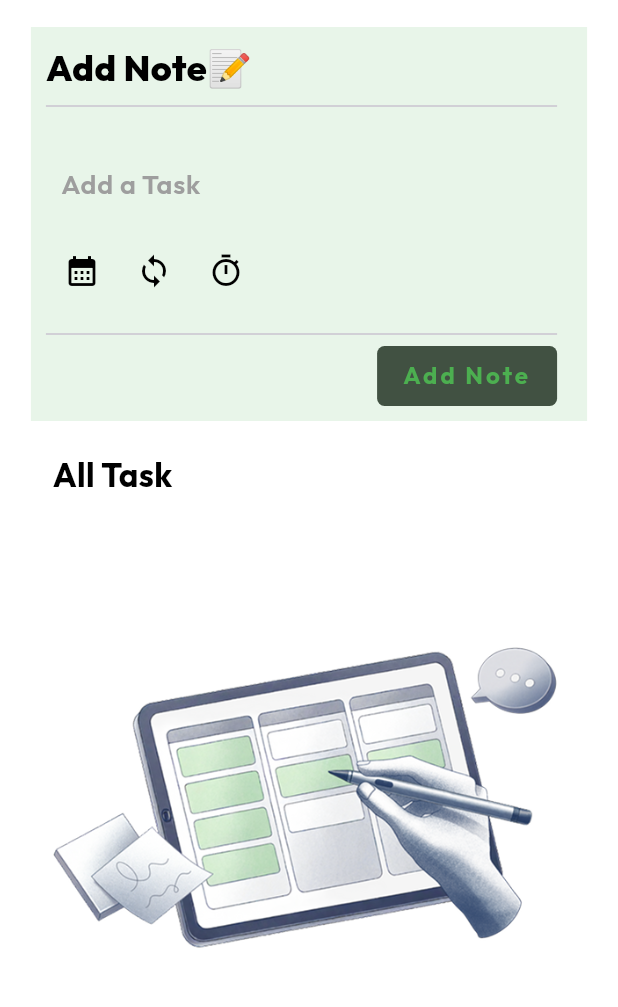
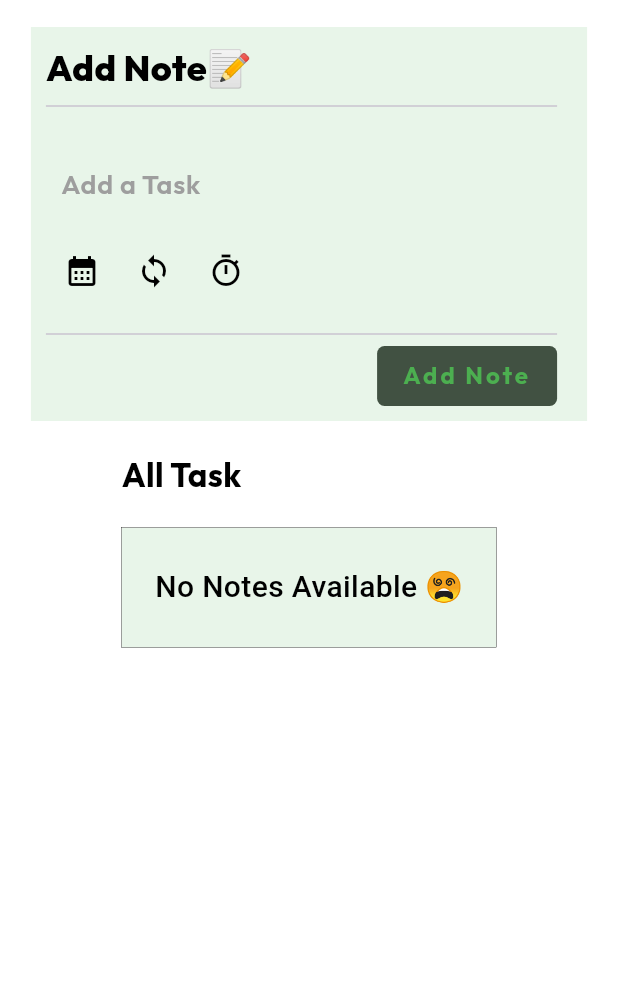
Before and after one commit to aatmanrishi/new_quad_todoapp, a Flutter app: the screen it shows after launch, on a phone screen of 412 x 824 dp, the part 80-1087 px from its top. Run offline on Flutter 3.47's test engine with Material 3 defaults, Android fonts, the phone set to English and light mode, and no system bars; our stand-ins replace fl_chart, get, table_calendar; missing offline and left inert: alert_info.

Commit message:
Updating images

```diff
--- a/lib/Components/ContentDisplaySection.dart
+++ b/lib/Components/ContentDisplaySection.dart
@@ -1,7 +1,6 @@
 import 'package:flutter/material.dart';
-import 'package:get/get.dart';
+
 import 'package:new_quad_todoapp/Components/DataDisplaySection.dart';
-import 'package:new_quad_todoapp/UiController/UiController.dart';
 
 class ContentDisplaySection extends StatelessWidget {
   const ContentDisplaySection({super.key});
@@ -11,7 +10,6 @@
     return Container(
       height: MediaQuery.of(context).size.height,
       padding: EdgeInsets.fromLTRB(
-
         MediaQuery.of(context).size.width < 800 ? 20.0 : 20,
         20,
         MediaQuery.of(context).size.width < 550 ? 20.0 : 60,
--- a/lib/Components/DataDisplaySection.dart
+++ b/lib/Components/DataDisplaySection.dart
@@ -20,7 +20,12 @@
               uiController.tasksData.isEmpty) {
             return SizedBox();
           } else {
-            return Text(
+            return Column(
+              crossAxisAlignment: MediaQuery.of(context).size.width > 300
+                  ? CrossAxisAlignment.start
+                  : CrossAxisAlignment.center,
+              children: [
+                Text(
                   "${uiController.taskArray[uiController.taskIndex.value][uiController.taskArray[uiController.taskIndex.value].keys.toList()[1]]}",
                   style: TextStyle(
                       fontFamily: 'Outfit',
@@ -29,6 +34,32 @@
                           : Colors.black,
                       fontWeight: FontWeight.bold,
                       fontSize: 22),
+                ),
+                SizedBox(
+                  height: 120,
+                  width: 250,
+                  child: Container(
+                    margin: EdgeInsets.symmetric(vertical: 20),
+                    decoration: BoxDecoration(
+                        color: uiController.isDarkMode.value == false
+                            ? Colors.green[50]
+                            : Color(0xFF232323),
+                        border: Border.all(color: Colors.black, width: 0.25)),
+                    padding: EdgeInsets.all(20),
+                    child: Center(
+                      child: Text(
+                        "No Notes Available 😵",
+                        style: TextStyle(
+                            fontSize: 20,
+                            fontWeight: FontWeight.w500,
+                            color: uiController.isDarkMode.value == false
+                                ? Colors.black
+                                : Colors.white),
+                      ),
+                    ),
+                  ),
+                )
+              ],
             );
           }
         }),
@@ -98,78 +129,6 @@
             return SizedBox();
           }
         }),
-
-        // Add Image if no tasks for the current taskIndex
-        Obx(() {
-          // Check if there are no tasks for the corresponding taskIndex
-          if (uiController.taskIndex.value == 0 &&
-              uiController.tasksData.isEmpty) {
-            return Column(
-              children: [
-                Image.asset(
-                  'assets/Kanban planning board on tablet.png',
-                  height: 300, // Set the image height to 300px
-                  width: double.infinity,
-                  fit: BoxFit
-                      .cover, // Optional: Use this to scale the image to fit the container
-                ),
-                SizedBox(height: 15),
-              ],
-            );
-          } else if (uiController.taskIndex.value == 1 &&
-              uiController.completeData.isEmpty) {
-            return Column(
-              children: [
-                Image.asset(
-                  'assets/Kanban planning board on tablet.png',
-                  height: 300,
-                  width: double.infinity,
-                  fit: BoxFit.cover,
-                ),
-                SizedBox(height: 15),
-              ],
-            );
-          } else if (uiController.taskIndex.value == 2 &&
-              uiController.tasksData
-                  .where((task) => task.isImportant)
-                  .isEmpty) {
-            return Column(
-              children: [
-                SizedBox(
-                  height: 300,
-                  width: 300,
-                  child: Image.asset(
-                    'assets/Kanban planning board on tablet.png',
-                    height: 300,
-                    width: 300,
-                    fit: BoxFit.cover,
-                  ),
-                ),
-                SizedBox(height: 15),
-              ],
-            );
-          } else if (uiController.taskIndex.value == 3 &&
-              uiController.tasksData
-                  .where((task) => task.calendarDate != null)
-                  .isEmpty) {
-            return Column(
-              children: [
-                SizedBox(
-                  height: 300,
-                  width: 300,
-                  child: Image.asset(
-                    height: 300,
-                    width: 300,
-                    'assets/Kanban planning board on tablet.png',
-                    fit: BoxFit.contain,
-                  ),
-                ),
-                SizedBox(height: 15),
-              ],
-            );
-          }
-          return SizedBox(); // Return SizedBox if tasks exist for this section
-        }),
       ],
     );
   }
--- a/lib/Components/DrawerProfileView.dart
+++ b/lib/Components/DrawerProfileView.dart
@@ -13,7 +13,10 @@
       child: Column(
         children: [
           CircleAvatar(
-            backgroundImage: AssetImage("assets/applogo.png"),
+            backgroundImage: AssetImage(
+              "assets/user.png",
+            ),
+            backgroundColor: Colors.yellow,
             radius: 75,
           ),
           SizedBox(
--- a/lib/Pages/Home.dart
+++ b/lib/Pages/Home.dart
@@ -4,7 +4,6 @@
 import 'package:new_quad_todoapp/Components/CustomDrawer.dart';
 import 'package:new_quad_todoapp/Components/MobileView.dart';
 import 'package:new_quad_todoapp/Components/PcView.dart';
-import 'package:new_quad_todoapp/UiController/UiController.dart';
 
 class Home extends StatelessWidget {
   const Home({super.key});
--- a/lib/main.dart
+++ b/lib/main.dart
@@ -17,7 +17,7 @@
   // This widget is the root of your application.
   @override
   Widget build(BuildContext context) {
-    final uiController = Get.find<Uicontroller>();
+    // final uiController = Get.find<Uicontroller>();
     // uiController.screenWidth = MediaQuery.of(context).size.width;
     return GetMaterialApp(
         title: 'Flutter Demo',
```
Also changed, not shown: lib/Pages/SignIn.dart (deleted, +0 -49 lines), lib/splashScreen.dart (deleted, +0 -27 lines), assets/Kanban planning board on tablet.png (deleted), assets/applogo.png (deleted), assets/logo1.png (deleted), assets/signIn.png (deleted), assets/user.png (added), 1 other file. Lines whose indentation alone changed are shown as unchanged.
